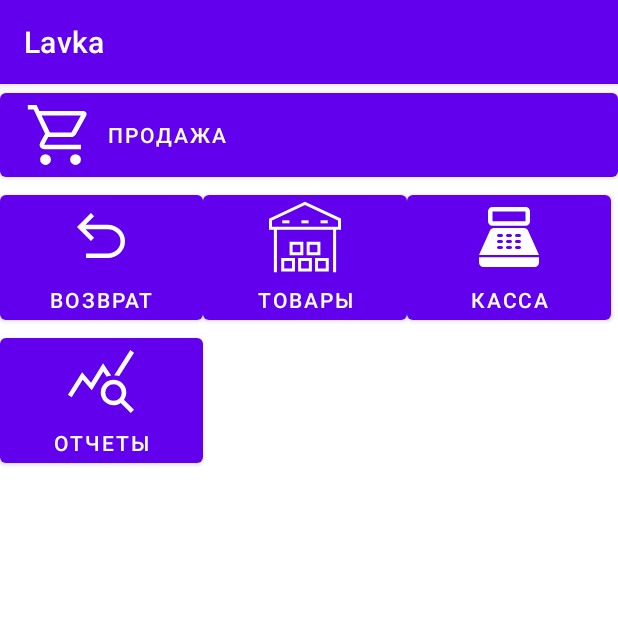
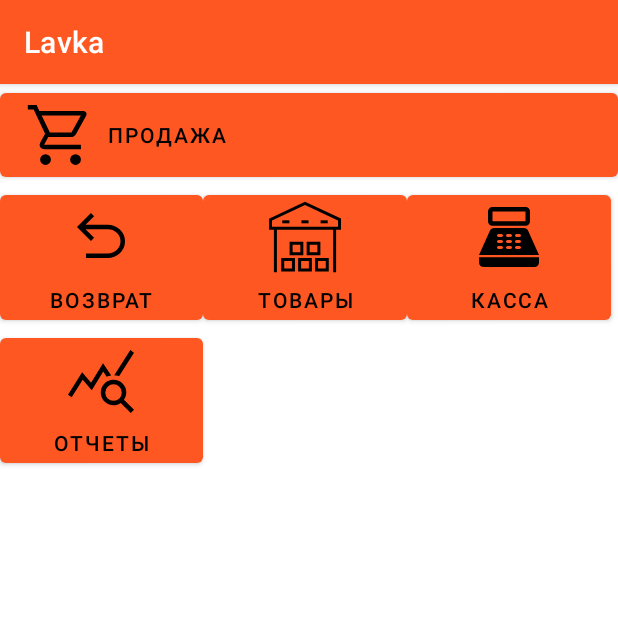
Before and after one commit to afateev/lavka, an Android app: the screen it shows after launch (MainActivity), on a phone screen of 412 x 824 dp, the top half of it. Run offline under Robolectric (Android 15) with nearby library versions, the phone set to English and light mode, and no system bars; our stand-ins replace Room's generated code; libraries missing offline, so code that uses them is left out: ru.evotor.devices.

Commit message:
Добавлена передача usb устройства в сервис сбера, но не хватает прав у сервиса сбера.

```diff
--- a/app/src/main/res/layout/activity_main.xml
+++ b/app/src/main/res/layout/activity_main.xml
@@ -58,6 +58,7 @@
                 android:layout_height="wrap_content"
                 android:layout_column="2"
                 android:layout_weight="0.33"
+                android:onClick="onPosClick"
                 android:text="Касса"
                 app:icon="@drawable/main_pos"
                 app:iconGravity="top" />
--- a/app/src/main/res/values/colors.xml
+++ b/app/src/main/res/values/colors.xml
@@ -1,5 +1,11 @@
 <?xml version="1.0" encoding="utf-8"?>
 <resources>
+
+    <color name="primaryColor">#ff5722</color>
+    <color name="primaryLightColor">#ff8a50</color>
+    <color name="primaryDarkColor">#c41c00</color>
+    <color name="primaryTextColor">#000000</color>
+
     <color name="purple_200">#FFBB86FC</color>
     <color name="purple_500">#FF6200EE</color>
     <color name="purple_700">#FF3700B3</color>
--- a/app/src/main/res/values/themes.xml
+++ b/app/src/main/res/values/themes.xml
@@ -2,9 +2,9 @@
     <!-- Base application theme. -->
     <style name="Theme.Lavka" parent="Theme.MaterialComponents.DayNight.DarkActionBar">
         <!-- Primary brand color. -->
-        <item name="colorPrimary">@color/purple_500</item>
-        <item name="colorPrimaryVariant">@color/purple_700</item>
-        <item name="colorOnPrimary">@color/white</item>
+        <item name="colorPrimary">@color/primaryColor</item>
+        <item name="colorPrimaryVariant">@color/primaryDarkColor</item>
+        <item name="colorOnPrimary">@color/primaryTextColor</item>
         <!-- Secondary brand color. -->
         <item name="colorSecondary">@color/teal_200</item>
         <item name="colorSecondaryVariant">@color/teal_700</item>
--- /dev/null
+++ b/app/src/main/res/xml/device_filter.xml
@@ -0,0 +1,4 @@
+<?xml version="1.0" encoding="utf-8"?>
+<resources>
+    <usb-device vendor-id="39176" product-id="36912" />
+</resources>
```
Also changed, not shown: app/src/main/AndroidManifest.xml (+11 -0 lines), app/src/main/java/ru/ip_fateev/lavka/MainActivity.kt (+64 -12 lines).
